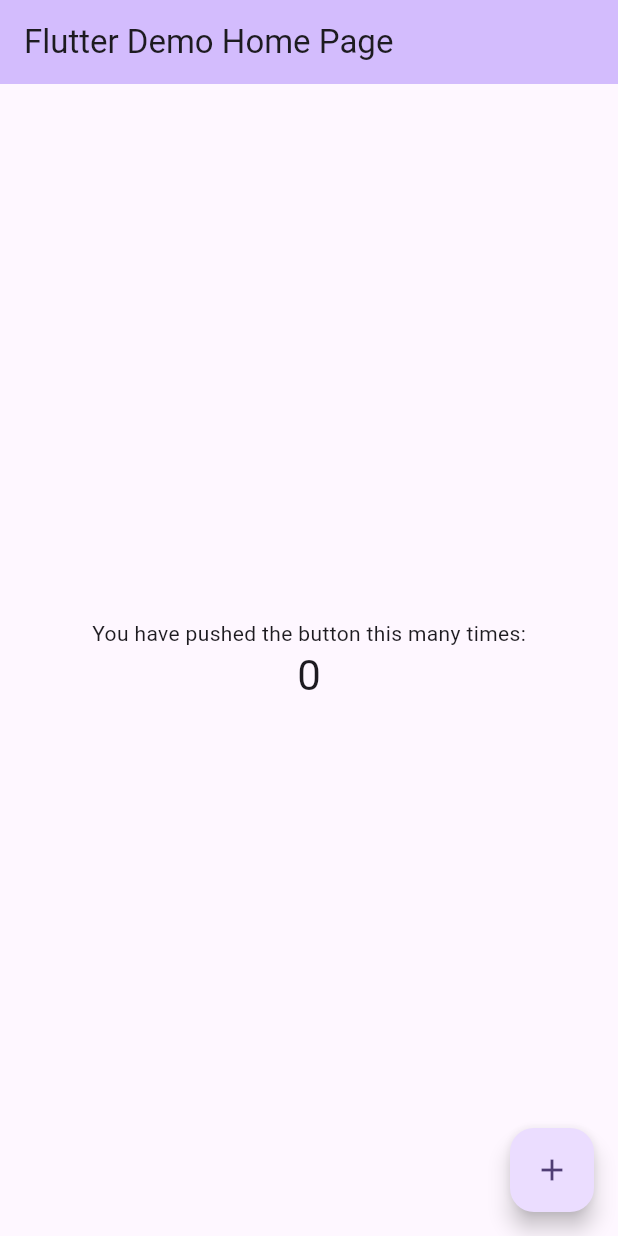
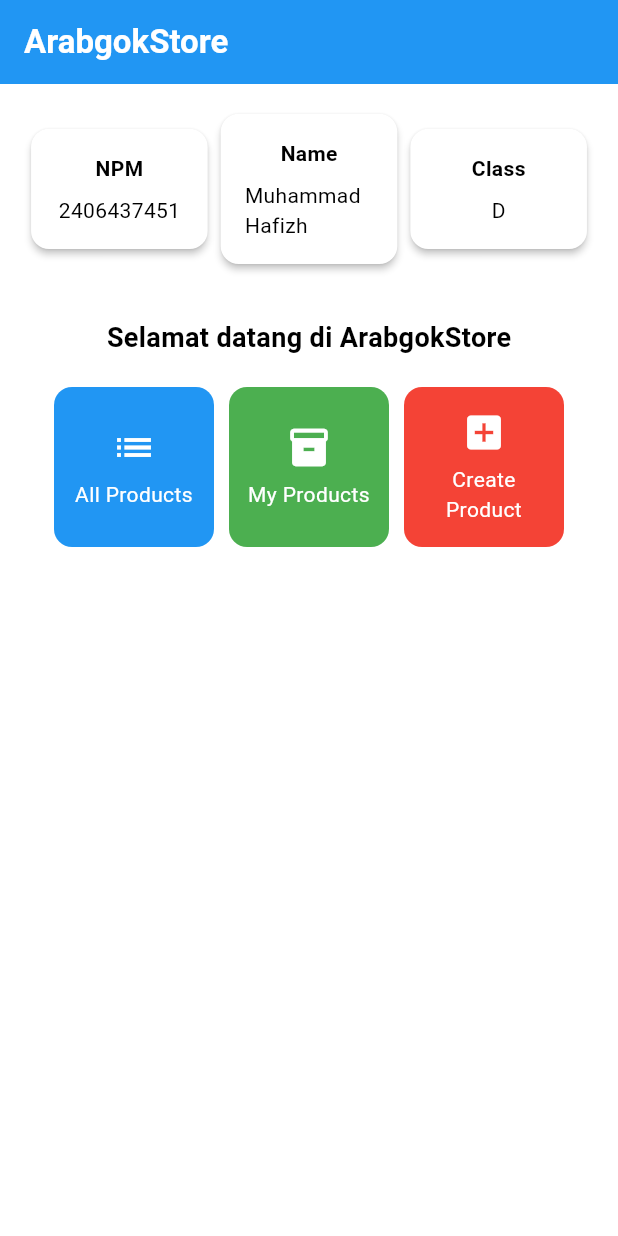
Before and after one commit to arabgoks/arabgokstore-mobile, a Flutter app: the screen it shows after launch, on a phone screen of 412 x 824 dp. Run offline on Flutter 3.47's test engine with Material 3 defaults, Android fonts, the phone set to English and light mode, and no system bars.

Commit message:
tugas 7 selesai

```diff
--- a/lib/main.dart
+++ b/lib/main.dart
@@ -1,4 +1,5 @@
 import 'package:flutter/material.dart';
+import 'package:arabgokstore_mobile/menu.dart';
 
 void main() {
   runApp(const MyApp());
@@ -28,95 +29,10 @@
         //
         // This works for code too, not just values: Most code changes can be
         // tested with just a hot reload.
-        colorScheme: ColorScheme.fromSeed(seedColor: Colors.deepPurple),
+        colorScheme: ColorScheme.fromSwatch(primarySwatch: Colors.blue)
+ .copyWith(secondary: Colors.blueAccent[400]),
       ),
-      home: const MyHomePage(title: 'Flutter Demo Home Page'),
+      home: MyHomePage(),
     );
   }
 }
-
-class MyHomePage extends StatefulWidget {
-  const MyHomePage({super.key, required this.title});
-
-  // This widget is the home page of your application. It is stateful, meaning
-  // that it has a State object (defined below) that contains fields that affect
-  // how it looks.
-
-  // This class is the configuration for the state. It holds the values (in this
-  // case the title) provided by the parent (in this case the App widget) and
-  // used by the build method of the State. Fields in a Widget subclass are
-  // always marked "final".
-
-  final String title;
-
-  @override
-  State<MyHomePage> createState() => _MyHomePageState();
-}
-
-class _MyHomePageState extends State<MyHomePage> {
-  int _counter = 0;
-
-  void _incrementCounter() {
-    setState(() {
-      // This call to setState tells the Flutter framework that something has
-      // changed in this State, which causes it to rerun the build method below
-      // so that the display can reflect the updated values. If we changed
-      // _counter without calling setState(), then the build method would not be
-      // called again, and so nothing would appear to happen.
-      _counter++;
-    });
-  }
-
-  @override
-  Widget build(BuildContext context) {
-    // This method is rerun every time setState is called, for instance as done
-    // by the _incrementCounter method above.
-    //
-    // The Flutter framework has been optimized to make rerunning build methods
-    // fast, so that you can just rebuild anything that needs updating rather
-    // than having to individually change instances of widgets.
-    return Scaffold(
-      appBar: AppBar(
-        // TRY THIS: Try changing the color here to a specific color (to
-        // Colors.amber, perhaps?) and trigger a hot reload to see the AppBar
-        // change color while the other colors stay the same.
-        backgroundColor: Theme.of(context).colorScheme.inversePrimary,
-        // Here we take the value from the MyHomePage object that was created by
-        // the App.build method, and use it to set our appbar title.
-        title: Text(widget.title),
-      ),
-      body: Center(
-        // Center is a layout widget. It takes a single child and positions it
-        // in the middle of the parent.
-        child: Column(
-          // Column is also a layout widget. It takes a list of children and
-          // arranges them vertically. By default, it sizes itself to fit its
-          // children horizontally, and tries to be as tall as its parent.
-          //
-          // Column has various properties to control how it sizes itself and
-          // how it positions its children. Here we use mainAxisAlignment to
-          // center the children vertically; the main axis here is the vertical
-          // axis because Columns are vertical (the cross axis would be
-          // horizontal).
-          //
-          // TRY THIS: Invoke "debug painting" (choose the "Toggle Debug Paint"
-          // action in the IDE, or press "p" in the console), to see the
-          // wireframe for each widget.
-          mainAxisAlignment: MainAxisAlignment.center,
-          children: <Widget>[
-            const Text('You have pushed the button this many times:'),
-            Text(
-              '$_counter',
-              style: Theme.of(context).textTheme.headlineMedium,
-            ),
-          ],
-        ),
-      ),
-      floatingActionButton: FloatingActionButton(
-        onPressed: _incrementCounter,
-        tooltip: 'Increment',
-        child: const Icon(Icons.add),
-      ), // This trailing comma makes auto-formatting nicer for build methods.
-    );
-  }
-}
--- /dev/null
+++ b/lib/menu.dart
@@ -0,0 +1,181 @@
+import 'package:flutter/material.dart';
+
+class MyHomePage extends StatelessWidget {
+  MyHomePage({super.key});
+
+  final String nama = "Muhammad Hafizh"; //nama
+  final String npm = "2406437451"; //npm
+  final String kelas = "D"; //kelas
+
+  final List<ItemHomepage> items = [
+    ItemHomepage("All Products", Icons.list, Colors.blue),
+    ItemHomepage("My Products", Icons.inventory, Colors.green),
+    ItemHomepage("Create Product", Icons.add_box, Colors.red),
+  ];
+
+  @override
+  Widget build(BuildContext context) {
+    // Scaffold menyediakan struktur dasar halaman dengan AppBar dan body.
+    return Scaffold(
+      // AppBar adalah bagian atas halaman yang menampilkan judul.
+      appBar: AppBar(
+        // Judul aplikasi "Football News" dengan teks putih dan tebal.
+        title: const Text(
+          'ArabgokStore',
+          style: TextStyle(color: Colors.white, fontWeight: FontWeight.bold),
+        ),
+        // Warna latar belakang AppBar diambil dari skema warna tema aplikasi.
+        backgroundColor: Theme.of(context).colorScheme.primary,
+      ),
+      // Body halaman dengan padding di sekelilingnya.
+      body: Padding(
+        padding: const EdgeInsets.all(16.0),
+        // Menyusun widget secara vertikal dalam sebuah kolom.
+        child: Column(
+          crossAxisAlignment: CrossAxisAlignment.center,
+          children: [
+            // Row untuk menampilkan 3 InfoCard secara horizontal.
+            Row(
+              mainAxisAlignment: MainAxisAlignment.spaceEvenly,
+              children: [
+                InfoCard(title: 'NPM', content: npm),
+                InfoCard(title: 'Name', content: nama),
+                InfoCard(title: 'Class', content: kelas),
+              ],
+            ),
+
+            // Memberikan jarak vertikal 16 unit.
+            const SizedBox(height: 16.0),
+
+            // Menempatkan widget berikutnya di tengah halaman.
+            Center(
+              child: Column(
+                // Menyusun teks dan grid item secara vertikal.
+                children: [
+                  // Menampilkan teks sambutan dengan gaya tebal dan ukuran 18.
+                  const Padding(
+                    padding: EdgeInsets.only(top: 16.0),
+                    child: Text(
+                      'Selamat datang di ArabgokStore',
+                      style: TextStyle(
+                        fontWeight: FontWeight.bold,
+                        fontSize: 18.0,
+                      ),
+                    ),
+                  ),
+
+                  // Grid untuk menampilkan ItemCard dalam bentuk grid 3 kolom.
+                  GridView.count(
+                    primary: true,
+                    padding: const EdgeInsets.all(20),
+                    crossAxisSpacing: 10,
+                    mainAxisSpacing: 10,
+                    crossAxisCount: 3,
+                    // Agar grid menyesuaikan tinggi kontennya.
+                    shrinkWrap: true,
+
+                    // Menampilkan ItemCard untuk setiap item dalam list items.
+                    children: items.map((ItemHomepage item) {
+                      return ItemCard(item);
+                    }).toList(),
+                  ),
+                ],
+              ),
+            ),
+          ],
+        ),
+      ),
+    );
+  }
+}
+
+class InfoCard extends StatelessWidget {
+  // Kartu informasi yang menampilkan title dan content.
+
+  final String title; // Judul kartu.
+  final String content; // Isi kartu.
+
+  const InfoCard({super.key, required this.title, required this.content});
+
+  @override
+  Widget build(BuildContext context) {
+    return Card(
+      // Membuat kotak kartu dengan bayangan dibawahnya.
+      elevation: 2.0,
+      child: Container(
+        // Mengatur ukuran dan jarak di dalam kartu.
+        width:
+            MediaQuery.of(context).size.width /
+            3.5, // menyesuaikan dengan lebar device yang digunakan.
+        padding: const EdgeInsets.all(16.0),
+        // Menyusun title dan content secara vertikal.
+        child: Column(
+          children: [
+            Text(title, style: const TextStyle(fontWeight: FontWeight.bold)),
+            const SizedBox(height: 8.0),
+            Text(content),
+          ],
+        ),
+      ),
+    );
+  }
+}
+
+class ItemHomepage {
+  final String name;
+  final IconData icon;
+  final Color color;
+
+  ItemHomepage(this.name, this.icon, this.color);
+}
+
+class ItemCard extends StatelessWidget {
+  // Menampilkan kartu dengan ikon dan nama.
+
+  final ItemHomepage item;
+
+  const ItemCard(this.item, {super.key});
+
+  @override
+  Widget build(BuildContext context) {
+    return Material(
+      // Menentukan warna latar belakang dari tema aplikasi.
+      color: item.color,
+      // Membuat sudut kartu melengkung.
+      borderRadius: BorderRadius.circular(12),
+
+      child: InkWell(
+        // Aksi ketika kartu ditekan.
+        onTap: () {
+          // Menampilkan pesan SnackBar saat kartu ditekan.
+          ScaffoldMessenger.of(context)
+            ..hideCurrentSnackBar()
+            ..showSnackBar(
+              SnackBar(
+                content: Text("Kamu telah menekan tombol ${item.name}!"),
+              ),
+            );
+        },
+        // Container untuk menyimpan Icon dan Text
+        child: Container(
+          padding: const EdgeInsets.all(8),
+          child: Center(
+            child: Column(
+              // Menyusun ikon dan teks di tengah kartu.
+              mainAxisAlignment: MainAxisAlignment.center,
+              children: [
+                Icon(item.icon, color: Colors.white, size: 30.0),
+                const Padding(padding: EdgeInsets.all(3)),
+                Text(
+                  item.name,
+                  textAlign: TextAlign.center,
+                  style: const TextStyle(color: Colors.white),
+                ),
+              ],
+            ),
+          ),
+        ),
+      ),
+    );
+  }
+}
```
Also changed, not shown: 1 other file.
